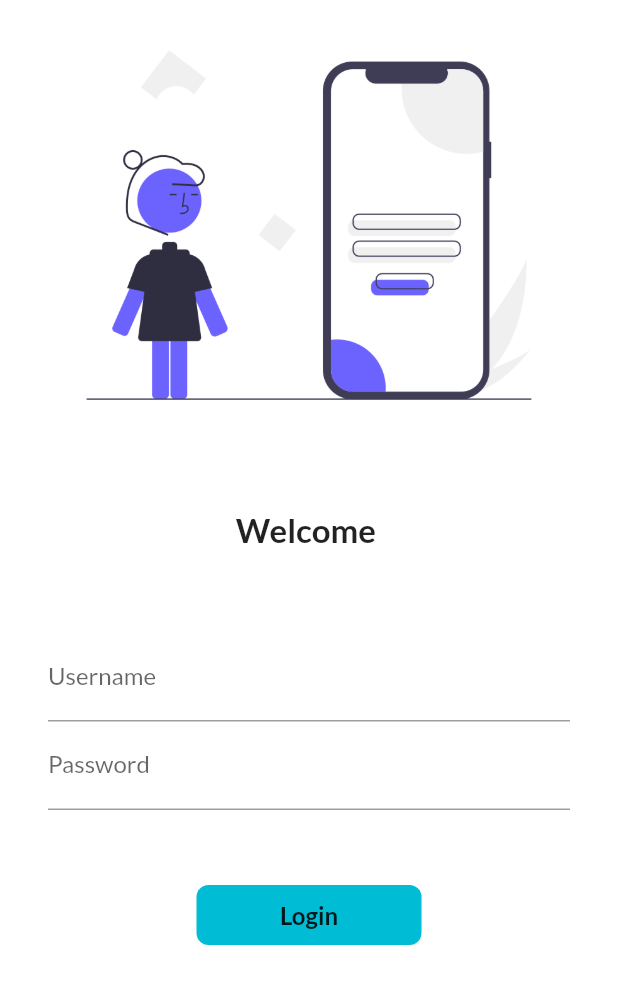
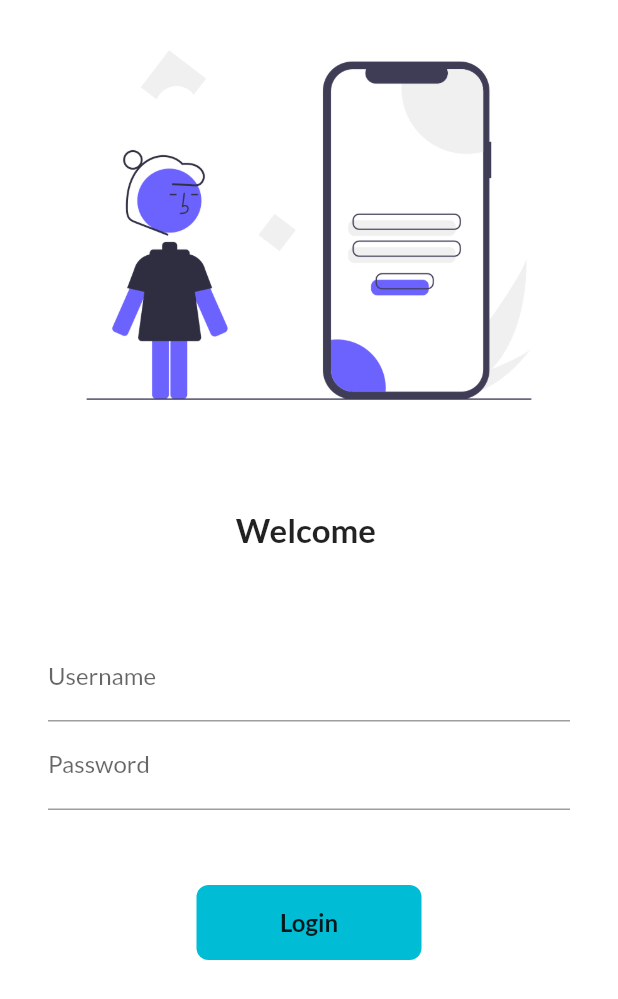
Before and after one commit to amanbhandekar/FirstFlutterApp, a Flutter app: the screen it shows after launch, on a phone screen of 412 x 824 dp. Shown: the top 999 px of the screen. Run offline on Flutter 3.47's test engine with Material 2 defaults, Android fonts, the phone set to English and light mode, and no system bars; our stand-ins replace google_fonts.

Commit message:
day6 completed

```diff
--- a/lib/Pages/loginpage.dart
+++ b/lib/Pages/loginpage.dart
@@ -69,7 +69,7 @@ class _LoginPageState extends State<LoginPage> {
                     child: AnimatedContainer(
                       duration: Duration(seconds: 1),
                       width: changeButton ? 50 : 150,
-                      height: 40,
+                      height: 50,
                       alignment: Alignment.center,
                       child: changeButton
                           ? Icon(
@@ -83,7 +83,7 @@ class _LoginPageState extends State<LoginPage> {
                             ),
                       decoration: BoxDecoration(
                         borderRadius:
-                            BorderRadius.circular(changeButton ? 40 : 8),
+                            BorderRadius.circular(changeButton ? 50 : 8),
                         color: Colors.cyan,
                       ),
                     ),
```
